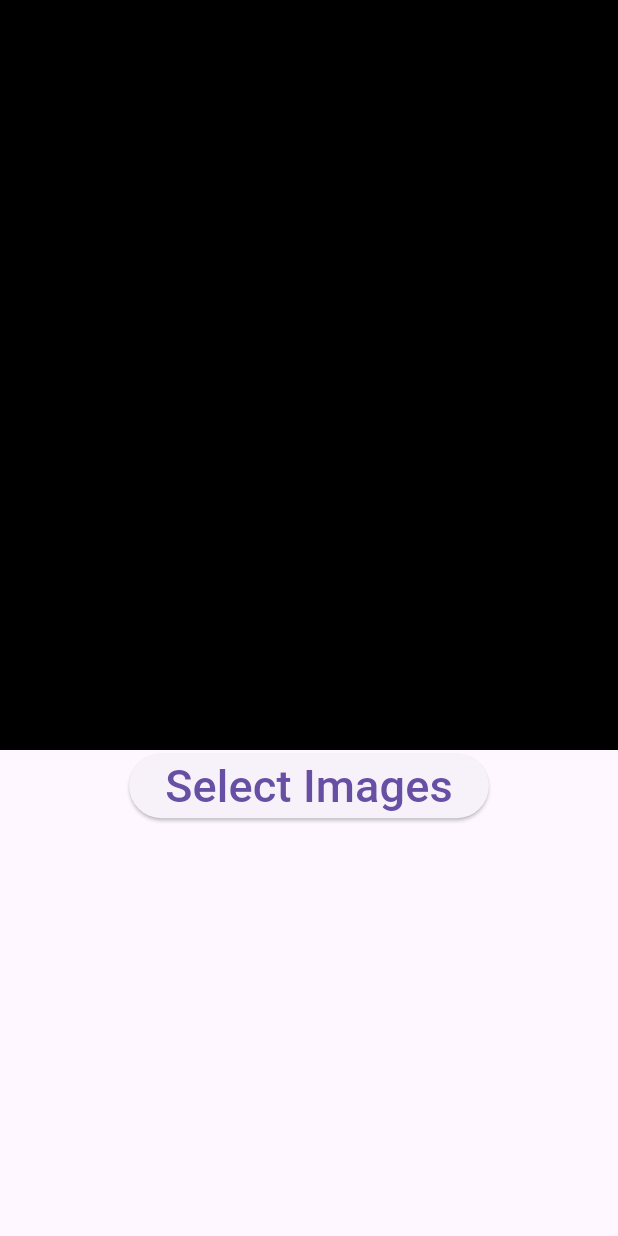
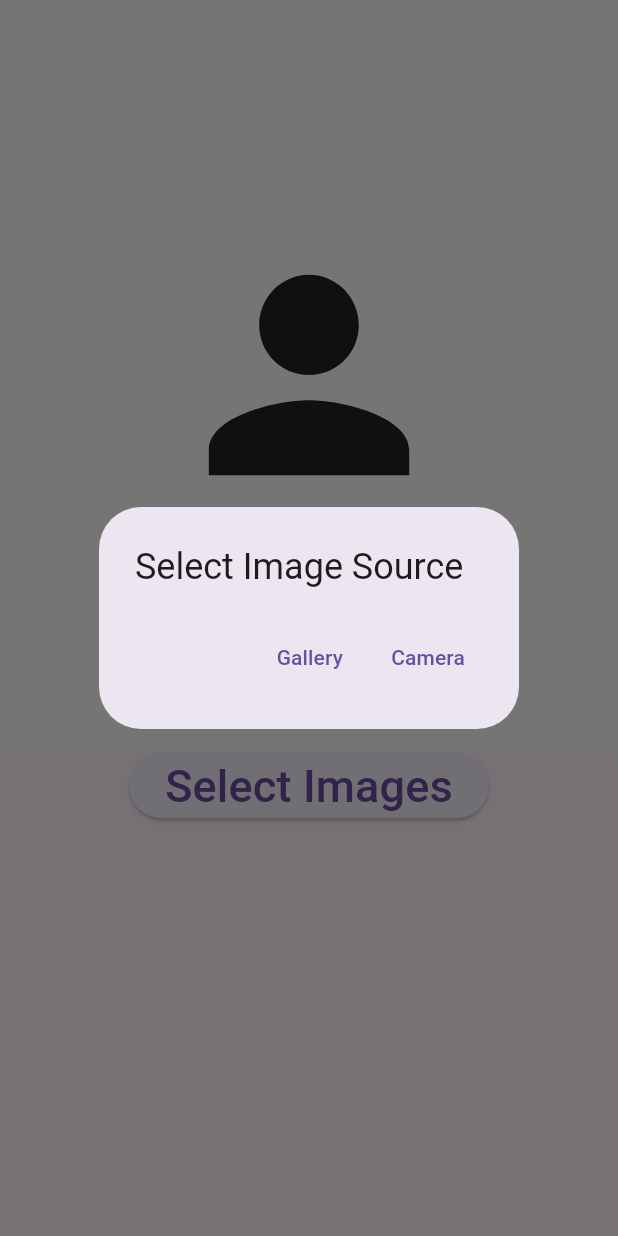
Before and after one commit to Softdrinks14/MobileFlutter, a Flutter app: the imagepicker screen opened directly, after a tap on "Select Images", on a phone screen of 412 x 824 dp. Run offline on Flutter 3.47's test engine with Material 3 defaults, Android fonts, the phone set to English and light mode, and no system bars; our stand-ins replace get, image_picker.

Commit message:
Replace ImagePicker can choose camera or gallery

```diff
--- a/lib/app/modules/home/controllers/image_picker_controller.dart
+++ b/lib/app/modules/home/controllers/image_picker_controller.dart
@@ -1,23 +1,51 @@
 import 'dart:io';
 
-import 'package:flutter/services.dart';
+// import 'package:flutter/services.dart';
 import 'package:get/get.dart';
 import 'package:image_picker/image_picker.dart';
 
 class ImagePickerController extends GetxController {
-  Rx<File> image = File('').obs;
+  static ImagePickerController imgController = Get.find();
 
-  Future imagePicker() async {
-    try {
-      final imagePick =
-          await ImagePicker().pickImage(source: ImageSource.gallery);
-      if (imagePick == null) {
-        return;
-      }
-      final imageTemp = File(imagePick.path);
-      image.value = imageTemp;
-    } on PlatformException catch (e) {
-      return e;
+  var pickedFile = Rx<File?>(null);
+  File? get profileImage => pickedFile.value;
+  // Rx<File> image = File('').obs;
+
+  Future<void> imagePickerFromGallery() async {
+    final ImagePicker picker = ImagePicker();
+    final XFile? imageFile = await picker.pickImage(source: ImageSource.gallery);
+
+    if (imageFile != null) {
+      pickedFile.value = File(imageFile.path);
+      Get.snackbar("Profile Message", "Success Upload Picture");
+    } else {
+      Get.snackbar("Profile Message", "No image selected");
     }
   }
+
+  Future<void> imagePickerFromCamera() async {
+    final ImagePicker picker = ImagePicker();
+    final XFile? imageFile = await picker.pickImage(source: ImageSource.camera);
+
+    if (imageFile != null) {
+      pickedFile.value = File(imageFile.path);
+      Get.snackbar("Profile Message", "Success Upload Picture");
+    } else {
+      Get.snackbar("Profile Message", "No image selected");
+    }
+  }
+
+  // Future imagePickerfromCamera() async {
+  //   try {
+  //     final imagePick =
+  //       await ImagePicker().pickImage(source: ImageSource.camera);
+  //     if (imagePick == null) {
+  //       return;
+  //     }
+  //     final imageTemp = File(imagePick.path);
+  //     image.value = imageTemp;
+  //   } on PlatformException catch (e) {
+  //     return e;
+  //   }
+  // }
 }
--- a/lib/app/modules/home/views/imagePicker.dart
+++ b/lib/app/modules/home/views/imagePicker.dart
@@ -3,6 +3,9 @@ import 'package:get/get.dart';
 import 'package:modul_1/app/modules/home/controllers/image_picker_controller.dart';
 
 class imagepicker extends StatelessWidget {
+  // var imagePicker = ImagePickerController.imgController;
+  final ImagePickerController controller = Get.put(ImagePickerController());
+
   @override
   Widget build(BuildContext context) {
     final controller = Get.put(ImagePickerController());
@@ -16,18 +19,19 @@ class imagepicker extends StatelessWidget {
               return Container(
                 height: 500,
                 width: 500,
-                  decoration: const BoxDecoration(color: Colors.black),
-                  child: controller.image.value.path == ''
+                decoration: const BoxDecoration(color: Colors.white),
+                child: controller.pickedFile.value == null
                     ? Icon(
                         Icons.person,
                         size: 200,
                       )
-                      : Image.file(controller.image.value));
+                    : Image.file(controller.pickedFile.value!),
+              );
             }),
           ),
           ElevatedButton(
-              onPressed: () {
-                controller.imagePicker();
+              onPressed: () async {
+                await chooseCamOrGal(context);
               },
               child:
                   const Text('Select Images', style: TextStyle(fontSize: 30)))
@@ -35,4 +39,31 @@ class imagepicker extends StatelessWidget {
       )),
     );
   }
+
+  Future<void> chooseCamOrGal(BuildContext context) async {
+    showDialog(
+      context: context,
+      builder: (BuildContext context) {
+        return AlertDialog(
+          title: Text("Select Image Source"),
+          actions: [
+            TextButton(
+              onPressed: () async {
+                Navigator.of(context).pop();
+                await controller.imagePickerFromGallery();
+              },
+              child: Text("Gallery"),
+            ),
+            TextButton(
+              onPressed: () async {
+                Navigator.of(context).pop();
+                await controller.imagePickerFromCamera();
+              },
+              child: Text("Camera"),
+            ),
+          ],
+        );
+      },
+    );
   }
+}
```
Also changed, not shown: resource/profile_avatar.jpg (added). Lines whose indentation alone changed are shown as unchanged.
